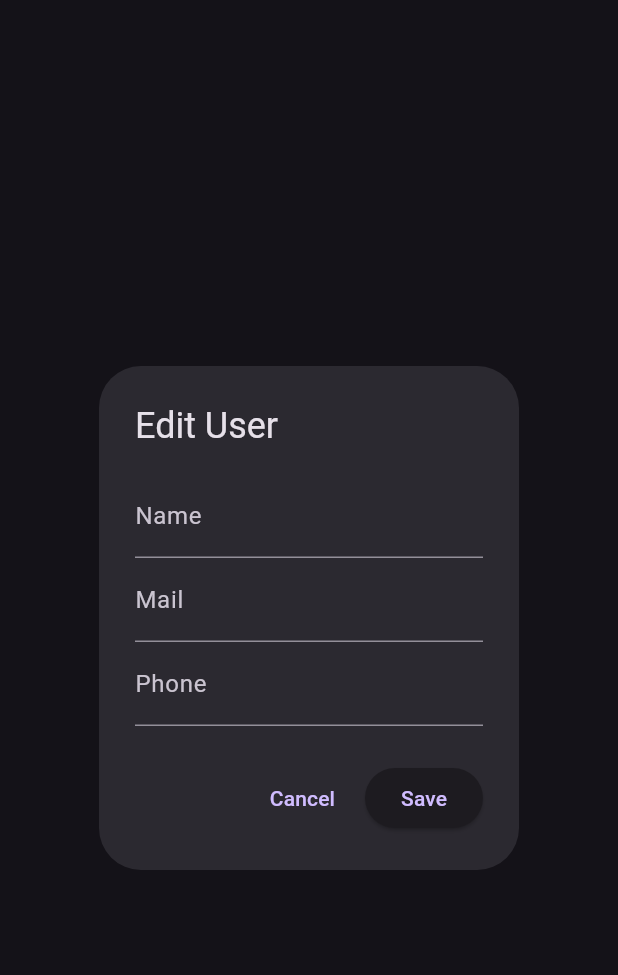
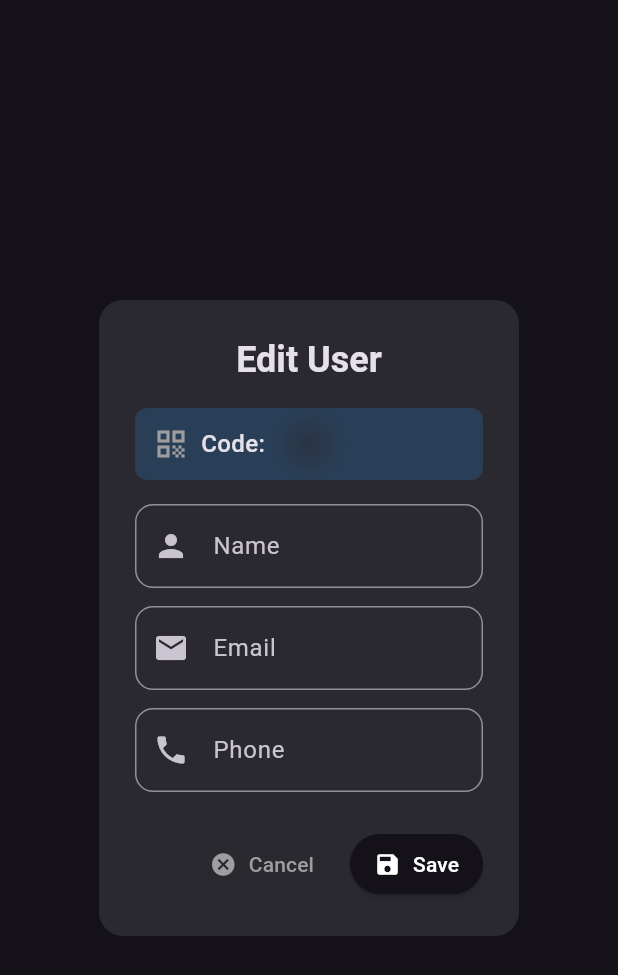
Before and after one commit to jeryjs/Event_Scan, a Flutter app: the EditUserDialog widget shown alone on an empty page, opened directly with empty values, on a phone screen of 412 x 824 dp. Shown: the top 975 px of the screen. Run offline on Flutter 3.47's test engine with Material 3 defaults, Android fonts, the phone set to English and light mode, and no system bars; our stand-ins replace audioplayers, cloud_firestore, firebase_core; missing offline and left inert: mobile_scanner; accounts and stored records are empty.

Commit message:
Enhance user editing functionality: implement user update in database, improve UI with better input fields and layout, and add success notification

```diff
--- a/lib/components/edit_user_dialog.dart
+++ b/lib/components/edit_user_dialog.dart
@@ -1,5 +1,5 @@
-
 import 'package:flutter/material.dart';
+import 'package:party_scan/services/database.dart';
 
 class EditUserDialog extends StatefulWidget {
   final Map<String, dynamic> data;
@@ -24,40 +24,112 @@ class _EditUserDialogState extends State<EditUserDialog> {
   }
 
   Future<void> _saveChanges() async {
-    // Save changes to Firestore
-    // ...
+    final name = _nameController.text;
+    final mail = _mailController.text;
+    final phone = _phoneController.text;
+
+    Database.updateUser(widget.data['code'], name, mail, phone);
+    if (!mounted) return;
+    ScaffoldMessenger.of(context).showSnackBar(
+      const SnackBar(
+        content: Text('User updated successfully'),
+        backgroundColor: Colors.green,
+      ),
+    );
+
     Navigator.of(context).pop();
   }
 
   @override
   Widget build(BuildContext context) {
     return AlertDialog(
-      title: const Text('Edit User'),
-      content: Column(
+      shape: RoundedRectangleBorder(borderRadius: BorderRadius.circular(16)),
+      title: const Text(
+        'Edit User',
+        style: TextStyle(fontWeight: FontWeight.bold),
+        textAlign: TextAlign.center,
+      ),
+      content: SingleChildScrollView(
+        child: Column(
           mainAxisSize: MainAxisSize.min,
           children: [
-          TextField(
-            controller: _nameController,
-            decoration: const InputDecoration(labelText: 'Name'),
+            Container(
+              padding: const EdgeInsets.all(12),
+              decoration: BoxDecoration(
+                color: Colors.grey[200],
+                borderRadius: BorderRadius.circular(8),
+                gradient: RadialGradient(colors: [Colors.blue.withOpacity(0.1), Colors.blue.withOpacity(0.2)]),
               ),
-          TextField(
-            controller: _mailController,
-            decoration: const InputDecoration(labelText: 'Mail'),
+              child: Row(
+                children: [
+                  const Icon(Icons.qr_code, color: Colors.grey),
+                  const SizedBox(width: 8),
+                  Expanded(
+                    child: Text(
+                      'Code: ${widget.data['code']}',
+                      style: const TextStyle(
+                        fontSize: 16,
+                        fontWeight: FontWeight.w500,
                       ),
-          TextField(
-            controller: _phoneController,
-            decoration: const InputDecoration(labelText: 'Phone'),
+                    ),
                   ),
                 ],
               ),
+            ),
+            const SizedBox(height: 16),
+            TextField(
+              controller: _nameController,
+              decoration: InputDecoration(
+                labelText: 'Name',
+                prefixIcon: const Icon(Icons.person),
+                border: OutlineInputBorder(
+                  borderRadius: BorderRadius.circular(12),
+                ),
+              ),
+            ),
+            const SizedBox(height: 12),
+            TextField(
+              controller: _mailController,
+              decoration: InputDecoration(
+                labelText: 'Email',
+                prefixIcon: const Icon(Icons.email),
+                border: OutlineInputBorder(
+                  borderRadius: BorderRadius.circular(12),
+                ),
+              ),
+            ),
+            const SizedBox(height: 12),
+            TextField(
+              controller: _phoneController,
+              decoration: InputDecoration(
+                labelText: 'Phone',
+                prefixIcon: const Icon(Icons.phone),
+                border: OutlineInputBorder(
+                  borderRadius: BorderRadius.circular(12),
+                ),
+              ),
+            ),
+          ],
+        ),
+      ),
       actions: [
-        TextButton(
+        TextButton.icon(
           onPressed: () => Navigator.of(context).pop(),
-          child: const Text('Cancel'),
+          icon: const Icon(Icons.cancel),
+          label: const Text('Cancel'),
+          style: TextButton.styleFrom(
+            foregroundColor: Colors.grey,
           ),
-        ElevatedButton(
+        ),
+        ElevatedButton.icon(
           onPressed: _saveChanges,
-          child: const Text('Save'),
+          icon: const Icon(Icons.save),
+          label: const Text('Save'),
+          style: ElevatedButton.styleFrom(
+            backgroundColor: Theme.of(context).primaryColor,
+            foregroundColor: Colors.white,
+            padding: const EdgeInsets.symmetric(horizontal: 16, vertical: 8),
+          ),
         ),
       ],
     );
--- a/lib/screens/scanner/result_dialog.dart
+++ b/lib/screens/scanner/result_dialog.dart
@@ -54,7 +54,7 @@ class _ResultDialogState extends State<ResultDialog> with SingleTickerProviderSt
     final code = widget.result?['code'] ?? 'Unknown';
     final mail = widget.result?['mail'] ?? 'Unknown';
     final phone = widget.result?['phone'] ?? 'Unknown';
-    final scanned = widget.result?['scanned'] ?? {};
+    final scanned = Map<String, dynamic>.from(widget.result?['scanned'] ?? {});
     final isScanned = widget.result?['isScanned'];
 
     // Show edit dialog if name is empty
--- a/lib/services/database.dart
+++ b/lib/services/database.dart
@@ -168,4 +168,12 @@ class Database {
   static Stream<DocumentSnapshot> getSettingsStream() {
     return _firestore.collection('settings').doc('config').snapshots();
   }
+
+  static void updateUser(id, String name, String mail, String phone) async {
+    return _firestore.collection(await _getCollection()).doc(id).update({
+      'name': name,
+      'mail': mail,
+      'phone': phone,
+    });
+  }
 }
```
Lines whose indentation alone changed are shown as unchanged.
